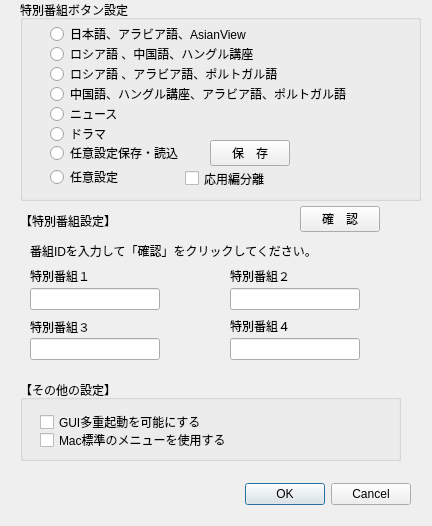
Old version of the form settingsdialog.ui in the repository CSReviser/CaptureStream2.
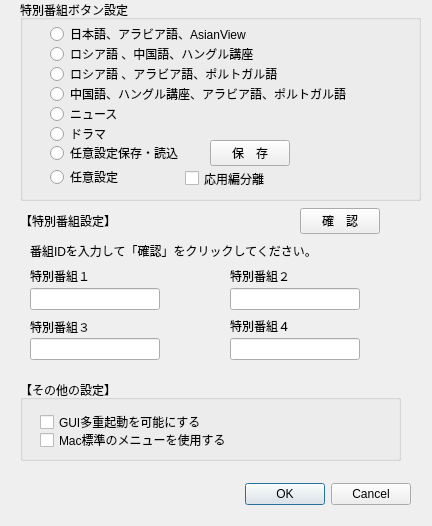
New version of the form.

```diff
--- a/settingsdialog.ui
+++ b/settingsdialog.ui
@@ -281,7 +281,7 @@
    <property name="geometry">
     <rect>
      <x>300</x>
-     <y>206</y>
+     <y>208</y>
      <width>80</width>
      <height>26</height>
     </rect>
```
